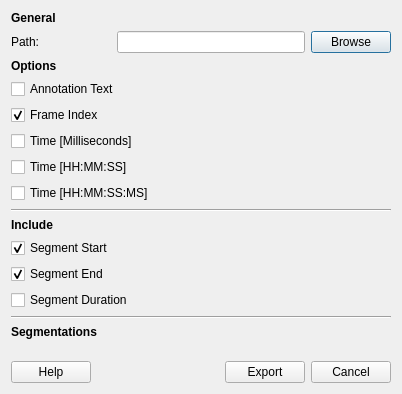
Above: qt_ui/DialogExportSegmentation.ui from FilmColors/VIAN before the change. Below: the same form after it.
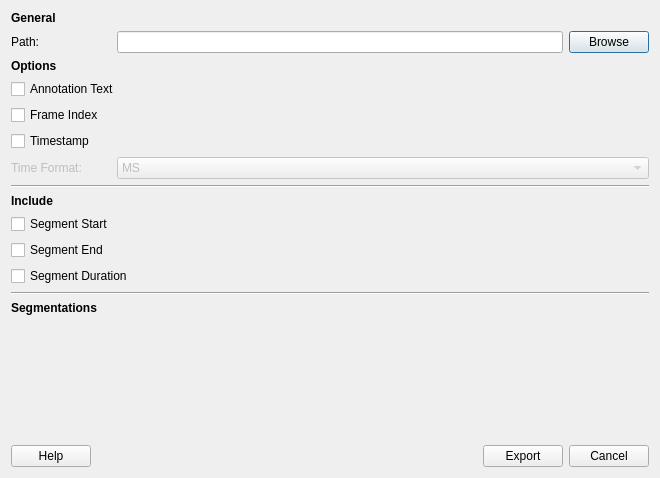
That is the form after the change.

Commit message: Segmentation Exporter Timestamp fixup

What changed in the file:
```diff
--- a/qt_ui/DialogExportSegmentation.ui
+++ b/qt_ui/DialogExportSegmentation.ui
@@ -6,8 +6,8 @@
    <rect>
     <x>0</x>
     <y>0</y>
-    <width>402</width>
-    <height>394</height>
+    <width>660</width>
+    <height>478</height>
    </rect>
   </property>
   <property name="windowTitle">
@@ -67,31 +67,67 @@
      <property name="text">
       <string>Frame Index</string>
      </property>
-     <property name="checked">
-      <bool>true</bool>
-     </property>
     </widget>
    </item>
    <item>
     <widget class="QCheckBox" name="cB_Miliseconds">
      <property name="text">
-      <string>Time [Milliseconds]</string>
+      <string>Timestamp</string>
      </property>
     </widget>
    </item>
    <item>
-    <widget class="QCheckBox" name="cB_FormatedTime">
-     <property name="text">
-      <string>Time [HH:MM:SS]</string>
-     </property>
-    </widget>
-   </item>
-   <item>
-    <widget class="QCheckBox" name="cB_FormatedTimeMS">
-     <property name="text">
-      <string>Time [HH:MM:SS:MS]</string>
-     </property>
-    </widget>
+    <layout class="QHBoxLayout" name="layoutFormat">
+     <item>
+      <widget class="QLabel" name="label_Format">
+       <property name="enabled">
+        <bool>false</bool>
+       </property>
+       <property name="minimumSize">
+        <size>
+         <width>100</width>
+         <height>0</height>
+        </size>
+       </property>
+       <property name="text">
+        <string>Time Format:</string>
+       </property>
+      </widget>
+     </item>
+     <item>
+      <widget class="QComboBox" name="comboBox_Format">
+       <property name="enabled">
+        <bool>false</bool>
+       </property>
+       <property name="sizePolicy">
+        <sizepolicy hsizetype="Expanding" vsizetype="Fixed">
+         <horstretch>0</horstretch>
+         <verstretch>0</verstretch>
+        </sizepolicy>
+       </property>
+       <item>
+        <property name="text">
+         <string>MS</string>
+        </property>
+       </item>
+       <item>
+        <property name="text">
+         <string>HH:MM:SS</string>
+        </property>
+       </item>
+       <item>
+        <property name="text">
+         <string>HH:MM:SS:MS</string>
+        </property>
+       </item>
+       <item>
+        <property name="text">
+         <string>HH:MM:SS:FRAME</string>
+        </property>
+       </item>
+      </widget>
+     </item>
+    </layout>
    </item>
    <item>
     <widget class="Line" name="line">
@@ -112,9 +148,6 @@
      <property name="text">
       <string>Segment Start</string>
      </property>
-     <property name="checked">
-      <bool>true</bool>
-     </property>
     </widget>
    </item>
    <item>
@@ -122,9 +155,6 @@
      <property name="text">
       <string>Segment End</string>
      </property>
-     <property name="checked">
-      <bool>true</bool>
-     </property>
     </widget>
    </item>
    <item>
```
Left out of the diff: 4 changed lines with no effect on the pictures. The commit also changes 122 other files.
